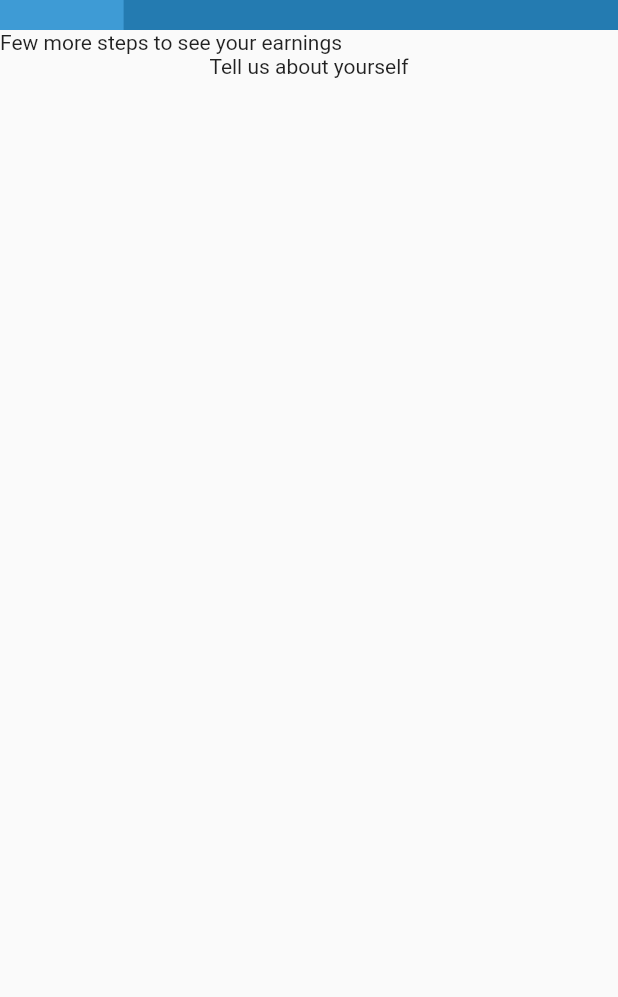
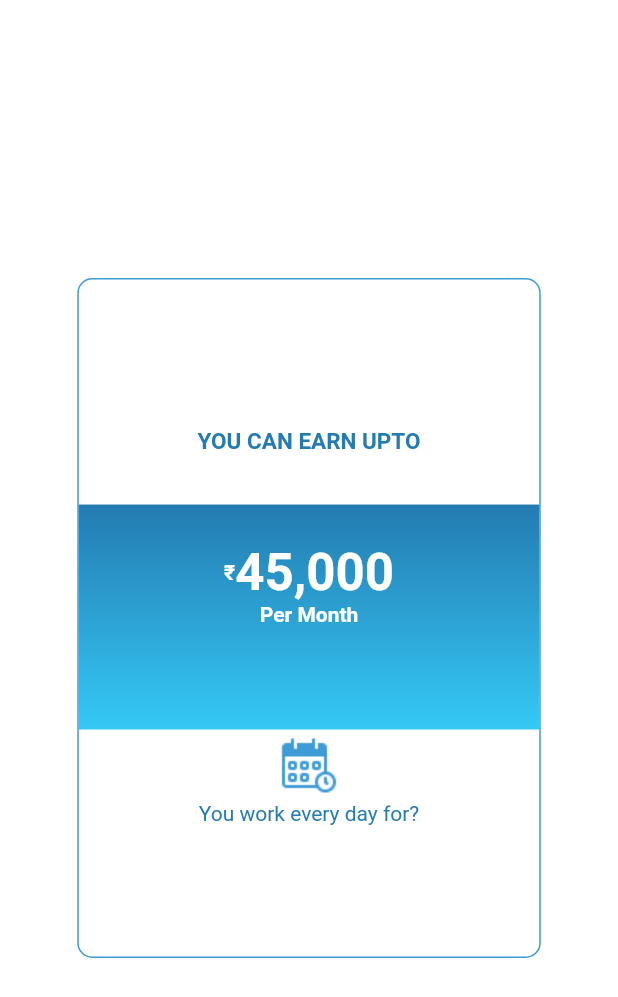
Before and after one commit to KiranYaduvanshi/kkary_vendor_service, a Flutter app: the screen it shows after launch, on a phone screen of 412 x 824 dp. Shown: the top 997 px of the screen. Run offline on Flutter 3.47's test engine with Material 2 defaults, Android fonts, the light colour scheme and no system bars; our stand-ins replace get, velocity_x.

Commit message:
4 Mar 2022 10:20

```diff
--- a/lib/main.dart
+++ b/lib/main.dart
@@ -1,7 +1,6 @@
 import 'package:flutter/material.dart';
 import 'package:get/get.dart';
 import 'package:kkary_vendors/routes/app_pages.dart';
-import 'package:kkary_vendors/routes/app_routes.dart';
 
 void main() {
   runApp(const MyApp());
@@ -21,6 +20,7 @@ class MyApp extends StatelessWidget {
       theme: ThemeData(
         primarySwatch: Colors.blue,
       ),
+
     );
   }
 }
--- /dev/null
+++ b/lib/modules/services_vendor/views/IntroScreens/hours.dart
@@ -0,0 +1,89 @@
+import 'package:flutter/material.dart';
+import 'package:kkary_vendors/utils/app_colors.dart';
+import 'package:kkary_vendors/utils/decorations.dart';
+import 'package:kkary_vendors/utils/image_paths.dart';
+import 'package:velocity_x/velocity_x.dart';
+
+class HoursWidget extends StatefulWidget {
+  const HoursWidget({Key? key}) : super(key: key);
+
+  @override
+  State<HoursWidget> createState() => _HoursWidgetState();
+}
+
+class _HoursWidgetState extends State<HoursWidget> {
+  @override
+  Widget build(BuildContext context) {
+    return SafeArea(
+      child: Scaffold(
+        backgroundColor: Colors.white,
+        body: Center(
+          child: Container(
+            width: MediaQuery.of(context).size.width * .75,
+            height: MediaQuery.of(context).size.height * .55,
+            decoration: BoxDecoration(
+                borderRadius: BorderRadius.circular(10),
+                border: Border.all(
+                  width: 1.0,
+                  color: AppColors.blueLight,
+                )),
+            child: Column(
+              children: [
+                Container(
+                  height: MediaQuery.of(context).size.height * .182,
+                  child: Column(
+                    children: [
+                      SizedBox(
+                        height: MediaQuery.of(context).size.height * .12,
+                      ),
+                      "YOU CAN EARN UPTO"
+                          .text
+                          .semiBold
+                          .color(AppColors.blueDark)
+                          .size(15)
+                          .make()
+                    ],
+                  ),
+                ),
+                Container(
+                  height: MediaQuery.of(context).size.height * .182,
+                  decoration:
+                      CustomeBoxDecorations.circularBorderLinearGradient(),
+                  child: Center(
+                    child: Column(
+                      children: [
+                        const SizedBox(
+                          height: 25,
+                        ),
+                        Row(
+                          mainAxisAlignment: MainAxisAlignment.center,
+                          children: [
+                            "₹".text.white.semiBold.size(14).make(),
+                            "45,000".text.white.semiBold.size(34).make(),
+                          ],
+                        ),
+                        "Per Month".text.white.semiBold.size(14).make(),
+                      ],
+                    ),
+                  ),
+                ),
+                Container(
+                  height: MediaQuery.of(context).size.height * .182,
+                  child: Column(
+                    children: [
+                      Image.asset(ImagePaths.icCalendar),
+                      "You work every day for?"
+                          .text
+                          .color(AppColors.blueDark)
+                          .make(),
+                    ],
+                  ),
+                ),
+              ],
+            ),
+          ),
+        ),
+      ),
+    );
+  }
+}
--- a/lib/routes/app_pages.dart
+++ b/lib/routes/app_pages.dart
@@ -1,16 +1,20 @@
 import 'package:get/get.dart';
+import 'package:kkary_vendors/modules/services_vendor/views/IntroScreens/hours.dart';
 import 'package:kkary_vendors/modules/services_vendor/views/IntroScreens/partner.dart';
 import 'package:kkary_vendors/routes/app_routes.dart';
+
 class AppPages {
-
-  static const INITIAL = AppRoutes.PARTNER;
+  static const INITIAL = AppRoutes.hours;
 
   //  static const INITIAL = Routes.WELCOME_CUSTOMER_SCREEN;
   static final routes = [
     GetPage(
       name: AppRoutes.PARTNER,
-      page: () =>const Partner(),
+      page: () => const Partner(),
     ),
-
+    GetPage(
+      name: AppRoutes.hours,
+      page: () => const HoursWidget(),
+    )
   ];
 }
--- a/lib/routes/app_routes.dart
+++ b/lib/routes/app_routes.dart
@@ -1,5 +1,6 @@
 class AppRoutes {
   //SERVICES
   static const PARTNER = '/partner';
+  static const hours = '/hours';
 
 }
--- a/lib/utils/app_colors.dart
+++ b/lib/utils/app_colors.dart
@@ -1,11 +1,11 @@
 import 'package:flutter/material.dart';
-import 'package:kkary_vendors/utils/app_icons.dart';
 
 class AppColors {
   //Colors
   static const Color blueDark = Color(0xFF247BB1);
   static const Color blueMedium = Color(0xFF2FB4FF);
   static const Color blueLight = Color(0xFF3E9BD5);
+  static const Color blueExtraLight = Color(0xFF35C9F6);
   static const Color gray = Color(0xFFF5F5F5);
   static const Color grayDark = Color(0xFF888888);
 
--- a/lib/utils/decorations.dart
+++ b/lib/utils/decorations.dart
@@ -1,7 +1,7 @@
 import 'package:flutter/material.dart';
 import 'package:kkary_vendors/utils/app_colors.dart';
 
-class BoxDecorations {
+class CustomeBoxDecorations {
   static BoxDecoration circularBorderLightBlue() {
     return BoxDecoration(
       border: Border.all(color: AppColors.blueLight),
@@ -9,11 +9,20 @@ class BoxDecorations {
     );
   }
 
-  static BoxDecoration circularInputField({ Color borderColor = Colors.black}) {
-    return  BoxDecoration(
+  static BoxDecoration circularInputField({Color borderColor = Colors.black}) {
+    return BoxDecoration(
       border: Border.all(color: borderColor),
       borderRadius: const BorderRadius.all(Radius.circular(25)),
     );
   }
 
+  static BoxDecoration circularBorderLinearGradient() {
+    return const BoxDecoration(
+      gradient: LinearGradient(
+          colors: [AppColors.blueDark, AppColors.blueExtraLight],
+          begin: Alignment.topCenter,
+          end: Alignment.bottomCenter),
+      borderRadius: BorderRadius.all(Radius.circular(0.0)),
+    );
+  }
 }
--- /dev/null
+++ b/lib/utils/image_paths.dart
@@ -0,0 +1,5 @@
+class ImagePaths {
+  static const String icCalendar = "assets/images/ic_calendar.png";
+  static const String bigStar = "assets/images/ic_star_big.png";
+  static const String smallStar = "assets/images/ic_star_small.png";
+}
```
Also changed, not shown: pubspec.yaml (+4 -7 lines), assets/images/ic_calendar.png (added), assets/images/ic_star_big.png (added), assets/images/ic_start_small.png (added).
